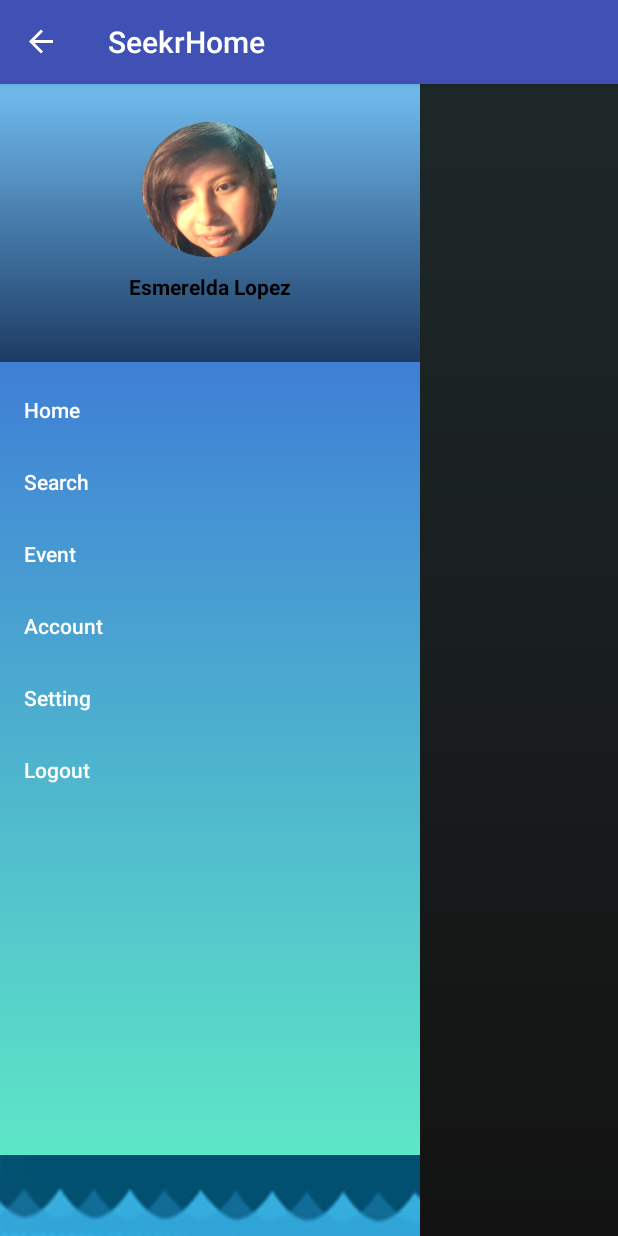
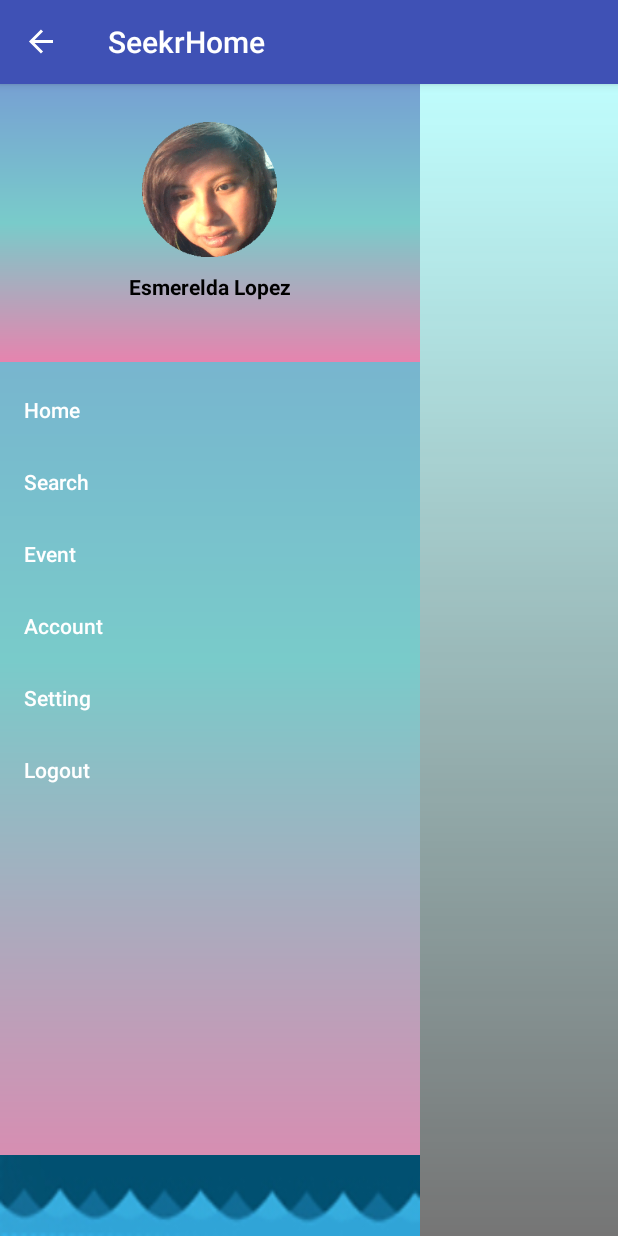
Before and after one commit to GodlyAzn/Seekr2, an Android app: the screen it shows after launch (MainActivity), with the side drawer open, on a phone screen of 412 x 824 dp. Run offline under Robolectric (Android 15) with nearby library versions, the phone set to English and light mode, and no system bars.

Commit message:
slight changes in visual (no more button in bg)

```diff
--- /dev/null
+++ b/app/src/main/res/drawable/background1.xml
@@ -0,0 +1,8 @@
+<?xml version="1.0" encoding="utf-8"?>
+<shape xmlns:android="http://schemas.android.com/apk/res/android">
+    <gradient
+        android:startColor="#77A1D3"
+        android:centerColor="#79CBCA"
+        android:endColor="#E684AE"
+        android:angle="-90" />
+</shape>
--- a/app/src/main/res/layout/activity_main.xml
+++ b/app/src/main/res/layout/activity_main.xml
@@ -7,37 +7,12 @@
     tools:context="com.example.samuel.seekrhome.MainActivity"
     android:id="@+id/drawer"
     android:background="@drawable/homebg">
-    <RelativeLayout
-        android:layout_width="match_parent"
-        android:layout_height="match_parent">
-
-        <Button
-            android:id="@+id/button"
-            android:layout_width="150dp"
-            android:layout_height="wrap_content"
-            android:layout_gravity="center"
-            android:background="@drawable/button"
-            android:text="Follow"
-            android:textColor="#fff"
-            tools:layout_editor_absoluteX="92dp"
-            tools:layout_editor_absoluteY="373dp"
-            android:layout_alignParentBottom="true"
-            android:layout_centerHorizontal="true"
-            android:layout_marginBottom="83dp" />
-    </RelativeLayout>
-    <LinearLayout
-        android:orientation="vertical"
-        android:id="@+id/flcontent"
-        android:layout_width="match_parent"
-        android:layout_height="match_parent">
-
-    </LinearLayout>
     <android.support.design.widget.NavigationView
         app:headerLayout="@layout/header"
         app:itemTextColor="#fff"
         app:itemIconTint="#fff"
         android:id="@+id/nv"
-        android:background="@drawable/background"
+        android:background="@drawable/background1"
         android:layout_width="wrap_content"
         android:layout_height="match_parent"
         app:menu="@menu/drawermenu"
--- a/app/src/main/res/layout/fragment_account.xml
+++ b/app/src/main/res/layout/fragment_account.xml
@@ -2,7 +2,7 @@
     xmlns:tools="http://schemas.android.com/tools"
     android:layout_width="match_parent"
     android:layout_height="match_parent"
-    android:background="@drawable/homebg"
+    android:background="@drawable/background1"
     tools:context="com.example.samuel.seekrhome.Account">
 
     <!-- TODO: Update blank fragment layout -->
--- a/app/src/main/res/layout/fragment_event.xml
+++ b/app/src/main/res/layout/fragment_event.xml
@@ -2,6 +2,7 @@
     xmlns:tools="http://schemas.android.com/tools"
     android:layout_width="match_parent"
     android:layout_height="match_parent"
+    android:background="@drawable/background1"
     tools:context="com.example.samuel.seekrhome.Event">
 
     <!-- TODO: Update blank fragment layout -->
--- a/app/src/main/res/layout/fragment_home.xml
+++ b/app/src/main/res/layout/fragment_home.xml
@@ -9,7 +9,8 @@
         android:textSize="60dp"
         android:layout_width="match_parent"
         android:layout_height="match_parent"
-        android:background="@drawable/background"
+        android:background="@drawable/background1"
+        android:textAlignment="center"
         android:text="Home" />
 
 </FrameLayout>
--- a/app/src/main/res/layout/fragment_search.xml
+++ b/app/src/main/res/layout/fragment_search.xml
@@ -2,6 +2,7 @@
     xmlns:tools="http://schemas.android.com/tools"
     android:layout_width="match_parent"
     android:layout_height="match_parent"
+    android:background="@drawable/background1"
     tools:context="com.example.samuel.seekrhome.Search">
 
     <!-- TODO: Update blank fragment layout -->
--- a/app/src/main/res/layout/fragment_settings.xml
+++ b/app/src/main/res/layout/fragment_settings.xml
@@ -2,6 +2,7 @@
     xmlns:tools="http://schemas.android.com/tools"
     android:layout_width="match_parent"
     android:layout_height="match_parent"
+    android:background="@drawable/background1"
     tools:context="com.example.samuel.seekrhome.Settings">
 
     <!-- TODO: Update blank fragment layout -->
--- a/app/src/main/res/layout/header.xml
+++ b/app/src/main/res/layout/header.xml
@@ -2,7 +2,7 @@
 <LinearLayout xmlns:android="http://schemas.android.com/apk/res/android"
     android:orientation="vertical" android:layout_width="match_parent"
     android:layout_height="185dp"
-    android:background="@drawable/homebg"
+    android:background="@drawable/background1"
     >
 
     <ImageView
--- a/build.gradle
+++ b/build.gradle
@@ -7,7 +7,7 @@ buildscript {
         jcenter()
     }
     dependencies {
-        classpath 'com.android.tools.build:gradle:3.1.0'
+        classpath 'com.android.tools.build:gradle:3.1.1'
 
 
         // NOTE: Do not place your application dependencies here; they belong
```
